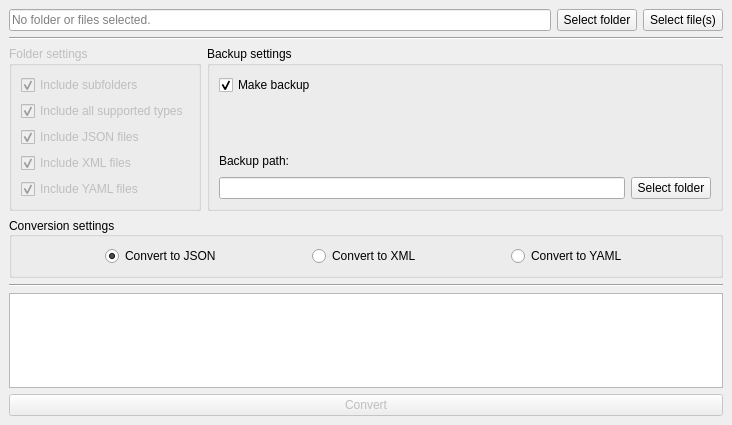
Before: the Qt Designer form app/mainwindow.ui in korneltomai/data-file-converter, drawn with Qt 5.
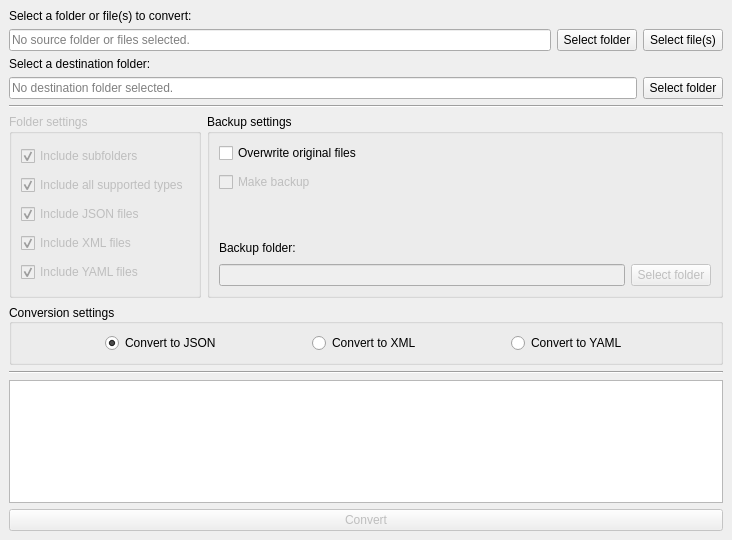
After: the same form once the commit is applied. Icons and pictures are not drawn.

Commit message: Add selecting source and destination functionality

```diff
--- a/app/mainwindow.ui
+++ b/app/mainwindow.ui
@@ -7,7 +7,7 @@
     <x>0</x>
     <y>0</y>
     <width>732</width>
-    <height>421</height>
+    <height>540</height>
    </rect>
   </property>
   <property name="sizePolicy">
@@ -24,6 +24,13 @@
   </property>
   <widget class="QWidget" name="centralwidget">
    <layout class="QVBoxLayout" name="verticalLayout">
+    <item>
+     <widget class="QLabel" name="sourceSelectionLabel">
+      <property name="text">
+       <string>Select a folder or file(s) to convert: </string>
+      </property>
+     </widget>
+    </item>
     <item>
      <layout class="QHBoxLayout" name="horizontalLayout">
       <property name="sizeConstraint">
@@ -47,7 +54,7 @@
          <bool>true</bool>
         </property>
         <property name="placeholderText">
-         <string>No folder or files selected.</string>
+         <string>No source folder or files selected.</string>
         </property>
        </widget>
       </item>
@@ -75,6 +82,35 @@
       </item>
      </layout>
     </item>
+    <item>
+     <widget class="QLabel" name="destinationSelectionLabel">
+      <property name="text">
+       <string>Select a destination folder:</string>
+      </property>
+     </widget>
+    </item>
+    <item>
+     <layout class="QHBoxLayout" name="horizontalLayout_6">
+      <item>
+       <widget class="QLineEdit" name="destinationFolderLineEdit">
+        <property name="placeholderText">
+         <string>No destination folder selected.</string>
+        </property>
+       </widget>
+      </item>
+      <item>
+       <widget class="QPushButton" name="selectDestinationFolderButton">
+        <property name="text">
+         <string>Select folder</string>
+        </property>
+        <property name="icon">
+         <iconset resource="resources.qrc">
+          <normaloff>:/icons/folder.png</normaloff>:/icons/folder.png</iconset>
+        </property>
+       </widget>
+      </item>
+     </layout>
+    </item>
     <item>
      <widget class="Line" name="line">
       <property name="orientation">
@@ -162,12 +198,22 @@
           <number>9</number>
          </property>
          <item>
-          <widget class="QCheckBox" name="makeBackupCheckBox">
+          <widget class="QCheckBox" name="overwriteCheckBox">
+           <property name="text">
+            <string>Overwrite original files</string>
+           </property>
+          </widget>
+         </item>
+         <item>
+          <widget class="QCheckBox" name="backupCheckBox">
+           <property name="enabled">
+            <bool>false</bool>
+           </property>
            <property name="text">
             <string>Make backup</string>
            </property>
            <property name="checked">
-            <bool>true</bool>
+            <bool>false</bool>
            </property>
           </widget>
          </item>
@@ -196,7 +242,7 @@
             </sizepolicy>
            </property>
            <property name="text">
-            <string>Backup path:</string>
+            <string>Backup folder:</string>
            </property>
           </widget>
          </item>
@@ -208,7 +254,7 @@
            <item>
             <widget class="QLineEdit" name="backupPathLineEdit">
              <property name="enabled">
-              <bool>true</bool>
+              <bool>false</bool>
              </property>
              <property name="sizePolicy">
               <sizepolicy hsizetype="MinimumExpanding" vsizetype="Fixed">
@@ -227,7 +273,7 @@
            <item>
             <widget class="QPushButton" name="selectBackupFolderButton">
              <property name="enabled">
-              <bool>true</bool>
+              <bool>false</bool>
              </property>
              <property name="text">
               <string>Select folder</string>
```
Left out of the diff: 8 changed lines with no effect on the pictures. The commit also changes 6 other files.
